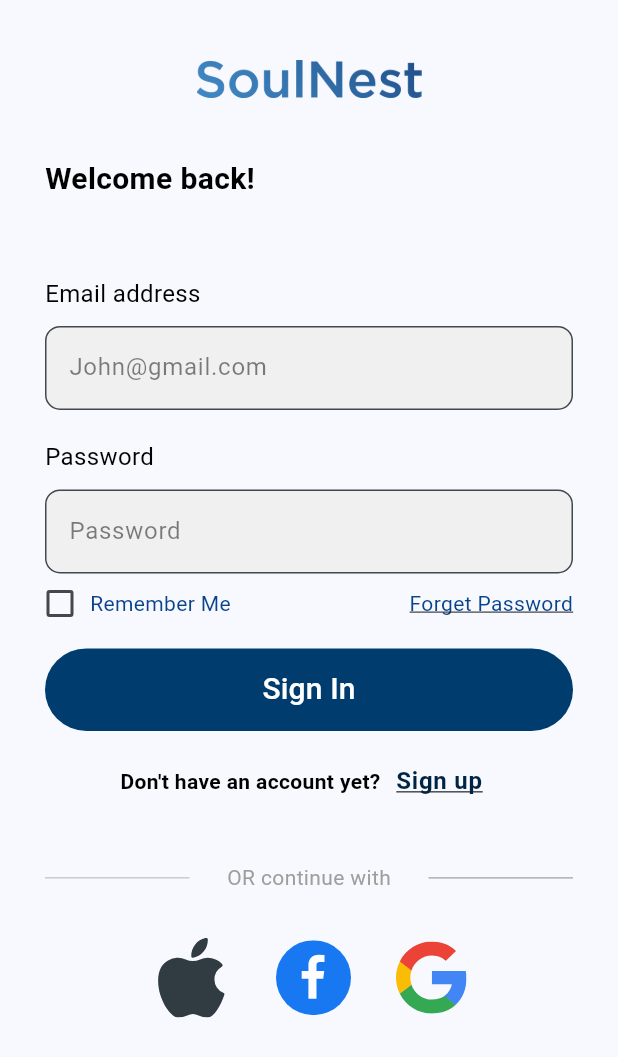
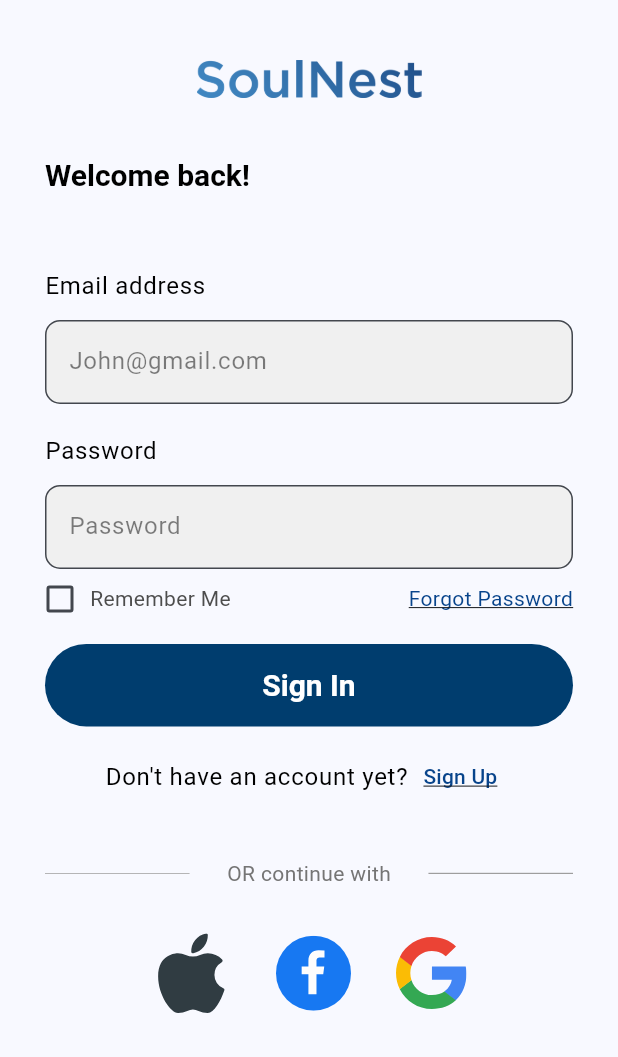
Before and after one commit to Team-CURLYBRACES/SoulNest, a Flutter app: the screen it shows after launch, on a phone screen of 412 x 824 dp. Shown: the top 1057 px of the screen. Run offline on Flutter 3.47's test engine with Material 3 defaults, Android fonts, the phone set to English and light mode, and no system bars; our stand-ins replace fl_chart, flutter_svg; missing offline and left inert: date_time_picker_widget; Roboto replaces fonts that are missing (Poppins).

Commit message:
text theme modified

```diff
--- a/lib/presentation/screens/counselor_profile_screen/test.dart
+++ b/lib/presentation/screens/counselor_profile_screen/shedule.dart
@@ -10,7 +10,9 @@ class Shedule extends StatefulWidget {
 }
 
 class _Shedule extends State<Shedule> {
+  // ignore: unused_field
   String _d1 = '', _d2 = '';
+  // ignore: unused_field
   String _t1 = '', _t2 = '';
 
   @override
--- a/lib/presentation/screens/home_screen/widgets/home_activity_box.dart
+++ b/lib/presentation/screens/home_screen/widgets/home_activity_box.dart
@@ -40,7 +40,7 @@ class ActivityBox extends StatelessWidget {
               style: Theme.of(context)
                   .textTheme
                   .displayMedium
-                  ?.copyWith(color: Colors.white, fontWeight: FontWeight.w700),
+                  ?.copyWith(color: Colors.white),
             ),
           ),
         ],
--- a/lib/presentation/screens/home_screen/widgets/home_recent_activites.dart
+++ b/lib/presentation/screens/home_screen/widgets/home_recent_activites.dart
@@ -15,10 +15,7 @@ class RecentActivities extends StatelessWidget {
             alignment: Alignment.topLeft,
             child: Text(
               "Recent Activites",
-              style: Theme.of(context)
-                  .textTheme
-                  .displaySmall
-                  ?.copyWith(fontWeight: FontWeight.w700),
+              style: Theme.of(context).textTheme.displaySmall,
             ),
           ),
           const SizedBox(
--- a/lib/presentation/screens/login_screen/widgets/custom_button.dart
+++ b/lib/presentation/screens/login_screen/widgets/custom_button.dart
@@ -24,7 +24,10 @@ class CustomeButton extends StatelessWidget {
             },
             child: Text(
               buttonText,
-              style: const TextStyle(color: Colors.white),
+              style: Theme.of(context)
+                  .textTheme
+                  .displaySmall
+                  ?.copyWith(color: Colors.white),
             ),
           ),
         ),
--- a/lib/presentation/screens/login_screen/widgets/divider.dart
+++ b/lib/presentation/screens/login_screen/widgets/divider.dart
@@ -5,25 +5,25 @@ class DividerOr extends StatelessWidget {
 
   @override
   Widget build(BuildContext context) {
-    return const Row(
+    return Row(
       children: [
-        Expanded(
+        const Expanded(
           child: Divider(
             color: Colors.grey,
             thickness: 0.5,
           ),
         ),
         Padding(
-          padding: EdgeInsets.symmetric(horizontal: 25),
+          padding: const EdgeInsets.symmetric(horizontal: 25),
           child: Text(
             "OR continue with",
-            style: TextStyle(
-              color: Colors.grey,
-              fontSize: 14,
-            ),
+            style: Theme.of(context)
+                .textTheme
+                .bodyMedium
+                ?.copyWith(color: Colors.grey[600]),
           ),
         ),
-        Expanded(
+        const Expanded(
           child: Divider(
             color: Colors.grey,
             thickness: 0.8,
--- a/lib/presentation/screens/login_screen/widgets/forget_password_checkbox.dart
+++ b/lib/presentation/screens/login_screen/widgets/forget_password_checkbox.dart
@@ -32,22 +32,23 @@ class _ForgetPasswordState extends State<ForgetPassword> {
             const SizedBox(
               width: 10,
             ),
-            const Text(
+            Text(
               "Remember Me",
-              style: TextStyle(
-                color: Color.fromRGBO(8, 67, 139, 1),
-                fontSize: 14,
-              ),
+              style: Theme.of(context).textTheme.bodyMedium?.copyWith(
+                    color: const Color.fromRGBO(77, 77, 77, 1),
+                  ),
             ),
           ],
         ),
-        const Text(
-          "Forget Password",
-          style: TextStyle(
-              color: Color.fromRGBO(8, 67, 139, 1),
-              fontSize: 14,
-              decoration: TextDecoration.underline),
-        )
+        Text.rich(
+          TextSpan(
+            text: "Forgot Password",
+            style: Theme.of(context).textTheme.bodyMedium?.copyWith(
+                  color: const Color.fromRGBO(8, 68, 139, 1),
+                  decoration: TextDecoration.underline,
+                ),
+          ),
+        ),
       ],
     );
   }
--- a/lib/presentation/screens/login_screen/widgets/input_filed.dart
+++ b/lib/presentation/screens/login_screen/widgets/input_filed.dart
@@ -19,10 +19,7 @@ class InputFiled extends StatelessWidget {
           children: [
             Text(
               textFiledTitle,
-              style: const TextStyle(
-                color: Colors.black,
-                fontSize: 16,
-              ),
+              style: Theme.of(context).textTheme.bodyLarge,
             ),
           ],
         ),
@@ -43,7 +40,8 @@ class InputFiled extends StatelessWidget {
               borderSide: const BorderSide(
                 color: Colors.transparent,
               ),
-              )),
+            ),
+          ),
         )
       ],
     );
--- a/lib/presentation/screens/login_screen/widgets/sign_up.dart
+++ b/lib/presentation/screens/login_screen/widgets/sign_up.dart
@@ -8,20 +8,22 @@ class SignUp extends StatelessWidget {
     return Row(
       mainAxisAlignment: MainAxisAlignment.center,
       children: [
-        const Text(
+        Text(
           "Don't have an account yet?",
-          style: TextStyle(fontWeight: FontWeight.w600),
+          style: Theme.of(context).textTheme.bodyLarge,
         ),
         TextButton(
           onPressed: () {
             Navigator.pushNamed(context, "/sign-up");
           },
-          child: Text(
-            "Sign up",
-            style: Theme.of(context).textTheme.bodyLarge?.copyWith(
-                color: const Color.fromARGB(255, 0, 37, 68),
-                decoration: TextDecoration.underline,
-                fontWeight: FontWeight.bold),
+          child: Text.rich(
+            TextSpan(
+              text: "Sign Up",
+              style: Theme.of(context).textTheme.titleMedium?.copyWith(
+                    color: const Color.fromRGBO(8, 68, 139, 1),
+                    decoration: TextDecoration.underline,
+                  ),
+            ),
           ),
         )
       ],
--- a/lib/presentation/screens/login_screen/widgets/title_text.dart
+++ b/lib/presentation/screens/login_screen/widgets/title_text.dart
@@ -5,14 +5,11 @@ class TitleText extends StatelessWidget {
 
   @override
   Widget build(BuildContext context) {
-    return const Row(
+    return Row(
       children: [
         Text(
           "Welcome back!",
-          style: TextStyle(
-            fontSize: 20,
-            fontWeight: FontWeight.bold,
-          ),
+          style: Theme.of(context).textTheme.displaySmall,
         )
       ],
     );
--- a/lib/presentation/theme/text_theme.dart
+++ b/lib/presentation/theme/text_theme.dart
@@ -1,24 +1,25 @@
-// ignore_for_file: deprecated_member_use
-
 import 'package:flutter/material.dart';
 
 TextTheme customTextTheme() {
   return const TextTheme(
-    headline1: TextStyle(
-        fontSize: 26, color: Colors.black, fontWeight: FontWeight.w900),
-    headline2: TextStyle(
-        fontSize: 24, color: Colors.black, fontWeight: FontWeight.w900),
-    headline3: TextStyle(
-        fontSize: 20, color: Colors.black, fontWeight: FontWeight.w900),
-    headline4: TextStyle(
-        fontSize: 18, color: Colors.black, fontWeight: FontWeight.w700),
-    headline5: TextStyle(
-        fontSize: 16, color: Colors.black, fontWeight: FontWeight.w700),
-    headline6: TextStyle(fontSize: 14, color: Colors.black),
-    subtitle1: TextStyle(fontSize: 16, color: Colors.black),
-    subtitle2: TextStyle(fontSize: 16, color: Colors.black),
-    bodyText1: TextStyle(fontSize: 16, color: Colors.black),
-    bodyText2: TextStyle(fontSize: 14, color: Colors.black),
-    button: TextStyle(fontSize: 20, color: Colors.black),
+    displayLarge: TextStyle(
+        fontSize: 26, color: Colors.black, fontWeight: FontWeight.w800),
+    displayMedium: TextStyle(
+        fontSize: 24, color: Colors.black, fontWeight: FontWeight.w700),
+    displaySmall: TextStyle(
+        fontSize: 20, color: Colors.black, fontWeight: FontWeight.w700),
+    headlineMedium: TextStyle(
+        fontSize: 18, color: Colors.black, fontWeight: FontWeight.w600),
+    headlineSmall: TextStyle(
+        fontSize: 16, color: Colors.black, fontWeight: FontWeight.w500),
+    titleLarge: TextStyle(
+        fontSize: 14, color: Colors.black, fontWeight: FontWeight.w600),
+    titleMedium: TextStyle(
+        fontSize: 14, color: Colors.black, fontWeight: FontWeight.w500),
+    titleSmall: TextStyle(
+        fontSize: 14, color: Colors.black, fontWeight: FontWeight.w600),
+    bodyLarge: TextStyle(fontSize: 16, color: Colors.black),
+    bodyMedium: TextStyle(fontSize: 14, color: Colors.black),
+    labelLarge: TextStyle(fontSize: 20, color: Colors.black),
   );
 }
```
Also changed, not shown: lib/presentation/common/profile_screen_header.dart (+4 -5 lines), lib/presentation/screens/counselor_profile_screen/counselor_profile.dart (+14 -10 lines), lib/presentation/screens/counselor_profile_screen/widgets/allContent.dart (renamed from lib/presentation/screens/counselor_profile_screen/widgets/bottom.dart, +4 -3 lines), lib/presentation/screens/find_therapists_screen/find_therapists_screen.dart (+13 -18 lines), lib/presentation/screens/home_screen/widgets/home_active_minutes.dart (+2 -7 lines), lib/presentation/screens/home_screen/widgets/home_header.dart (+13 -17 lines), lib/presentation/screens/therapy_exercises_screen/therapy_exercises_screen.dart (+2 -7 lines), lib/presentation/screens/therapy_exercises_screen/widgets/box.dart (+4 -5 lines), lib/presentation/screens/therapy_exercises_screen/widgets/therapy_exercises_image_box.dart (+4 -4 lines). Lines whose indentation alone changed are shown as unchanged.
